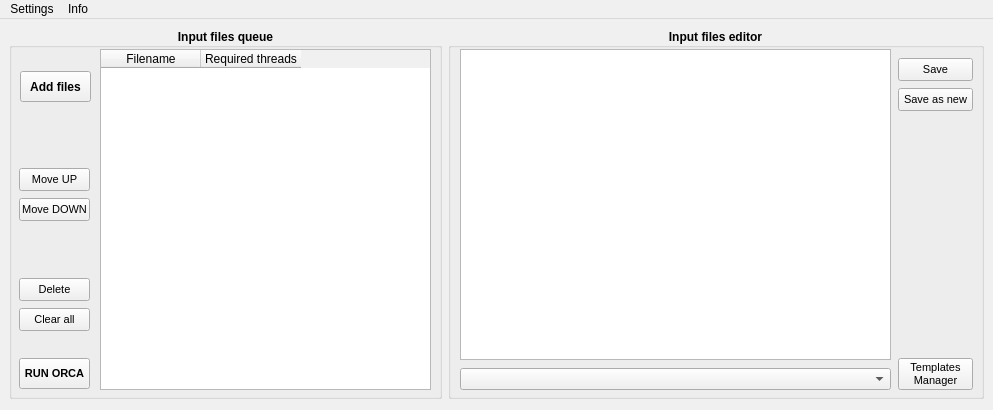
Above: mainwindow.ui from DulovDmitry/OrcaLauncher before the change. Below: the same form after it.
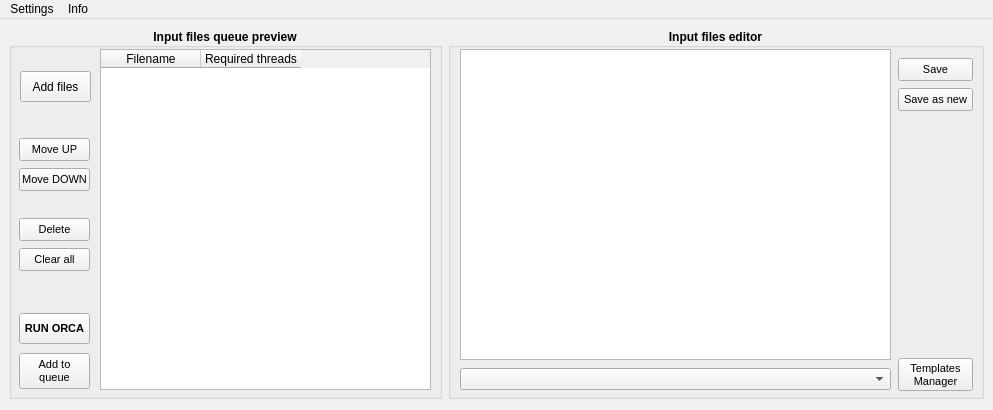
That is the form after the change.

```diff
--- a/mainwindow.ui
+++ b/mainwindow.ui
@@ -488,8 +488,8 @@
     </property>
     <property name="font">
      <font>
-      <weight>75</weight>
-      <bold>true</bold>
+      <weight>50</weight>
+      <bold>false</bold>
      </font>
     </property>
     <property name="text">
@@ -619,7 +619,7 @@
      <bool>false</bool>
     </property>
     <property name="title">
-     <string>Input files queue</string>
+     <string>Input files queue preview</string>
     </property>
     <property name="alignment">
      <set>Qt::AlignCenter</set>
@@ -628,7 +628,7 @@
      <property name="geometry">
       <rect>
        <x>10</x>
-       <y>330</y>
+       <y>285</y>
        <width>71</width>
        <height>31</height>
       </rect>
@@ -646,7 +646,7 @@
      <property name="geometry">
       <rect>
        <x>10</x>
-       <y>280</y>
+       <y>220</y>
        <width>71</width>
        <height>23</height>
       </rect>
@@ -666,7 +666,7 @@
      <property name="geometry">
       <rect>
        <x>10</x>
-       <y>250</y>
+       <y>190</y>
        <width>71</width>
        <height>23</height>
       </rect>
@@ -686,7 +686,7 @@
      <property name="geometry">
       <rect>
        <x>10</x>
-       <y>170</y>
+       <y>140</y>
        <width>71</width>
        <height>23</height>
       </rect>
@@ -706,7 +706,7 @@
      <property name="geometry">
       <rect>
        <x>10</x>
-       <y>140</y>
+       <y>110</y>
        <width>71</width>
        <height>23</height>
       </rect>
@@ -722,6 +722,27 @@
       <string>Move UP</string>
      </property>
     </widget>
+    <widget class="QPushButton" name="pushButton_7">
+     <property name="geometry">
+      <rect>
+       <x>10</x>
+       <y>325</y>
+       <width>71</width>
+       <height>36</height>
+      </rect>
+     </property>
+     <property name="font">
+      <font>
+       <pointsize>8</pointsize>
+       <weight>50</weight>
+       <bold>false</bold>
+      </font>
+     </property>
+     <property name="text">
+      <string>Add to
+queue</string>
+     </property>
+    </widget>
    </widget>
    <widget class="QGroupBox" name="groupBox_2">
     <property name="geometry">
@@ -808,7 +829,7 @@
        <x>450</x>
        <y>330</y>
        <width>75</width>
-       <height>32</height>
+       <height>33</height>
       </rect>
      </property>
      <property name="font">
```
Left out of the diff: 12 changed lines with no effect on the pictures.
